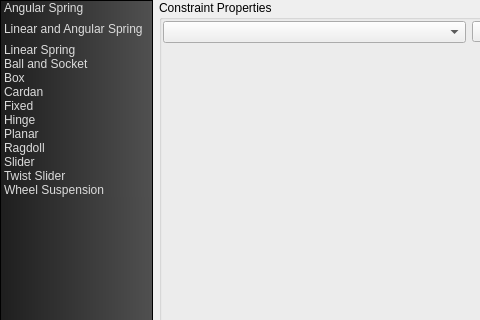
multitudinous/ve-suite, file src/ves/conductor/qt/Constraints.ui: the form before one commit; both pictures show x 0 to 480 and y 0 to 320 of the 590 by 489 pixel window.
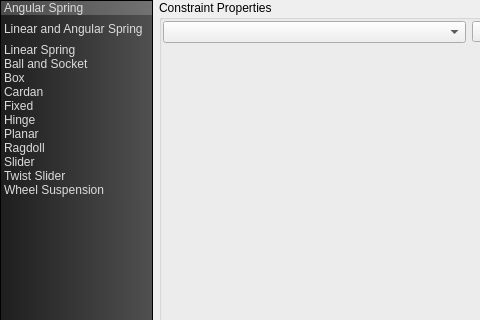
The form after the commit. Icons and pictures are not drawn. Custom widgets are drawn as their Qt base class.

Commit message: Changes constraints list to have first item selected by default.

Diff of the .ui file:
```diff
--- a/src/ves/conductor/qt/Constraints.ui
+++ b/src/ves/conductor/qt/Constraints.ui
@@ -95,7 +95,7 @@
         <bool>true</bool>
        </property>
        <property name="currentRow">
-        <number>-1</number>
+        <number>0</number>
        </property>
        <item>
         <property name="text">
```
